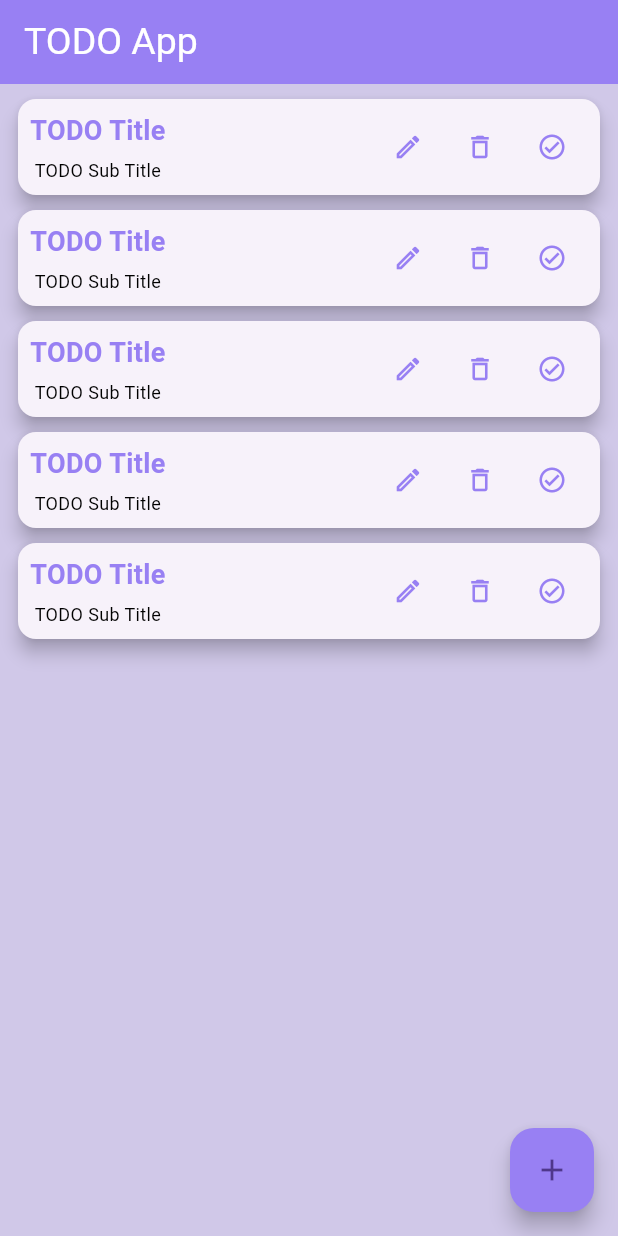
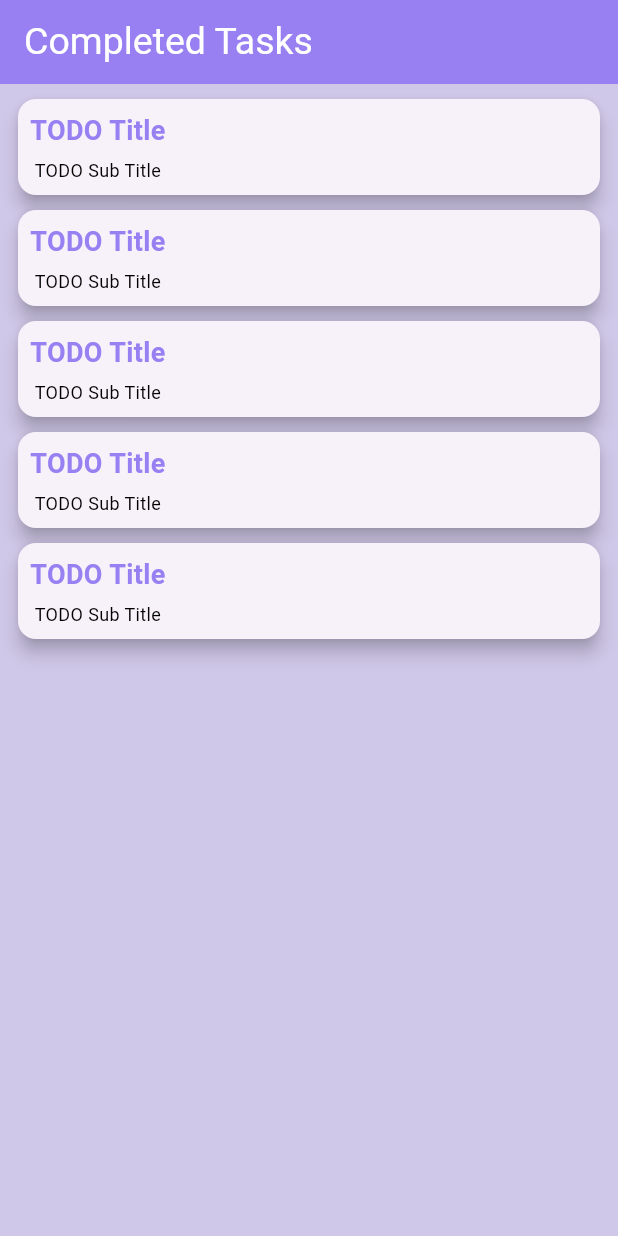
Before and after one commit to Suhaila-Farahat/todo-depi, a Flutter app: the screen it shows after launch, on a phone screen of 412 x 824 dp. Run offline on Flutter 3.47's test engine with Material 3 defaults, Android fonts, the phone set to English and light mode, and no system bars.

Commit message:
completedTaskPage commit

```diff
--- /dev/null
+++ b/lib/Completed Todo page.dart
@@ -0,0 +1,71 @@
+import 'package:flutter/material.dart';
+import 'package:todo_depi/Constants.dart';
+
+class CompletedTodoPage extends StatelessWidget {
+  const CompletedTodoPage({super.key});
+
+  @override
+  Widget build(BuildContext context) {
+    return Scaffold(
+      backgroundColor: backgroundColor,
+      appBar: AppBar(
+        title: const Text(
+          'Completed Tasks',
+          style: TextStyle(color: Colors.white, fontSize: 25),
+        ),
+        backgroundColor: defaultColor,
+      ),
+
+
+      body: ListView.builder(
+        itemBuilder: (BuildContext context, int index) => Card(
+          elevation: 5,
+          margin: const EdgeInsets.only(
+              top: 10,
+              right: 12,
+              left: 12
+          ),
+          child: Padding(
+            padding: const EdgeInsets.all(8.0),
+            child: Row(
+              children: [
+                Expanded(
+                  child: Column(
+                    children: [
+                      Row(
+                        mainAxisAlignment: MainAxisAlignment.spaceBetween,
+                        children: [
+                          Column(
+                            children: [
+                              Text(
+                                "TODO Title",
+                                style: TextStyle(
+                                    fontSize: 18,
+                                    fontWeight: FontWeight.bold,
+                                    color: defaultColor),
+                              ),
+                              const SizedBox(
+                                height: 5,
+                              ),
+                              const Text(
+                                "TODO Sub Title",
+                                style: TextStyle(
+                                    fontSize: 12, color: Colors.black),
+                              ),
+                            ],
+                          ),
+                        ],
+                      ),
+                    ],
+                  ),
+                ),
+              ],
+            ),
+          ),
+        ),
+        itemCount: 5,
+      ),
+
+    );
+  }
+}
--- a/lib/main.dart
+++ b/lib/main.dart
@@ -1,4 +1,5 @@
 import 'package:flutter/material.dart';
+import 'package:todo_depi/Completed%20Todo%20page.dart';
 import 'package:todo_depi/ToDo%20page.dart';
 
 void main() {
@@ -13,7 +14,7 @@ class MyApp extends StatelessWidget {
     return const MaterialApp(
       debugShowCheckedModeBanner: false,
       title: 'TODO app',
-      home: TodoPage(),
+      home: CompletedTodoPage(),
     );
   }
 }
```
Also changed, not shown: lib/Add Todo page.dart (renamed from lib/Add ToDo page.dart), lib/Todo page.dart (renamed from lib/ToDo page.dart).
